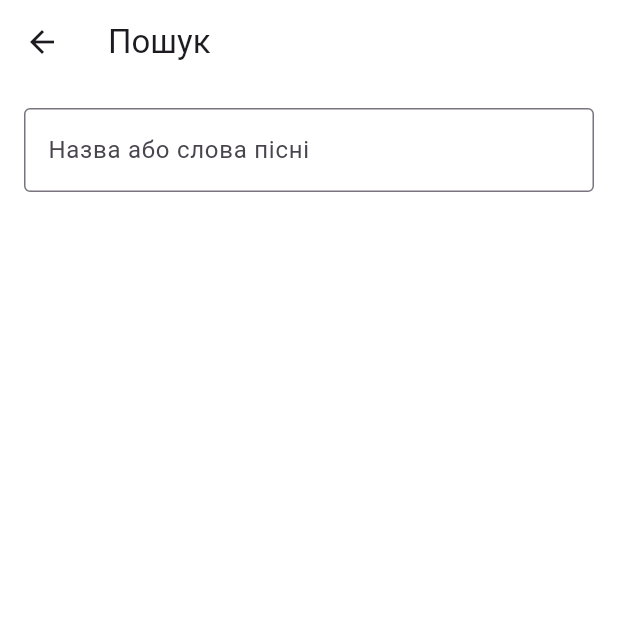
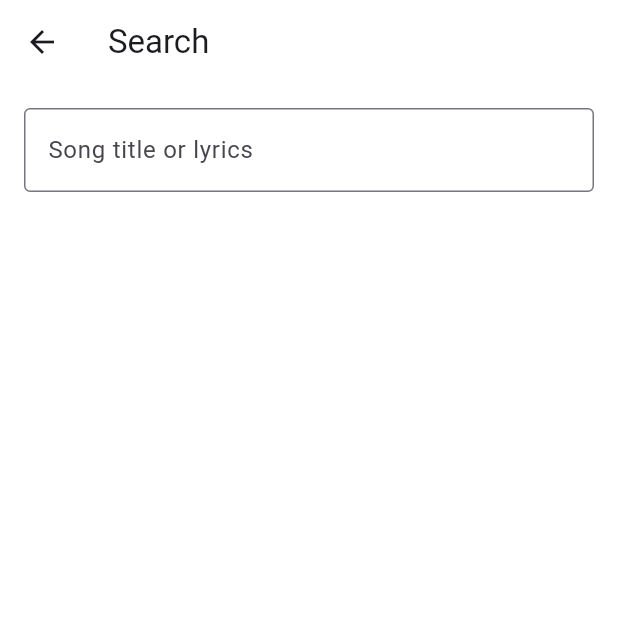
Before and after one commit to gvan/PisniFlutter, a Flutter app: the SearchScreen screen opened directly, on a phone screen of 412 x 824 dp, the top half of it. Run offline on Flutter 3.47's test engine with Material 3 defaults, Android fonts, the phone set to English and light mode, and no system bars; our stand-ins replace flutter_svg, freezed_annotation, shared_preferences, vector_graphics; accounts and stored records are empty.

Commit message:
add localization

````diff
--- /dev/null
+++ b/l10n.yaml
@@ -0,0 +1,6 @@
+arb-dir: lib/l10n
+output-dir: lib/l10n
+synthetic-package: false
+nullable-getter: false
+template-arb-file: app_uk.arb
+output-localization-file: app_localizations.dart
--- /dev/null
+++ b/lib/l10n/app_en.arb
@@ -0,0 +1,8 @@
+{
+    "home": "Home",
+    "authors": "Authors",
+    "search": "Search",
+    "favorite": "Favorite",
+    "songs": "Songs",
+    "songTitleOrLyrics": "Song title or lyrics"
+}
--- /dev/null
+++ b/lib/l10n/app_localizations.dart
@@ -0,0 +1,165 @@
+import 'dart:async';
+
+import 'package:flutter/foundation.dart';
+import 'package:flutter/widgets.dart';
+import 'package:flutter_localizations/flutter_localizations.dart';
+import 'package:intl/intl.dart' as intl;
+
+import 'app_localizations_en.dart';
+import 'app_localizations_uk.dart';
+
+// ignore_for_file: type=lint
+
+/// Callers can lookup localized strings with an instance of AppLocalizations
+/// returned by `AppLocalizations.of(context)`.
+///
+/// Applications need to include `AppLocalizations.delegate()` in their app's
+/// `localizationDelegates` list, and the locales they support in the app's
+/// `supportedLocales` list. For example:
+///
+/// ```dart
+/// import 'l10n/app_localizations.dart';
+///
+/// return MaterialApp(
+///   localizationsDelegates: AppLocalizations.localizationsDelegates,
+///   supportedLocales: AppLocalizations.supportedLocales,
+///   home: MyApplicationHome(),
+/// );
+/// ```
+///
+/// ## Update pubspec.yaml
+///
+/// Please make sure to update your pubspec.yaml to include the following
+/// packages:
+///
+/// ```yaml
+/// dependencies:
+///   # Internationalization support.
+///   flutter_localizations:
+///     sdk: flutter
+///   intl: any # Use the pinned version from flutter_localizations
+///
+///   # Rest of dependencies
+/// ```
+///
+/// ## iOS Applications
+///
+/// iOS applications define key application metadata, including supported
+/// locales, in an Info.plist file that is built into the application bundle.
+/// To configure the locales supported by your app, you’ll need to edit this
+/// file.
+///
+/// First, open your project’s ios/Runner.xcworkspace Xcode workspace file.
+/// Then, in the Project Navigator, open the Info.plist file under the Runner
+/// project’s Runner folder.
+///
+/// Next, select the Information Property List item, select Add Item from the
+/// Editor menu, then select Localizations from the pop-up menu.
+///
+/// Select and expand the newly-created Localizations item then, for each
+/// locale your application supports, add a new item and select the locale
+/// you wish to add from the pop-up menu in the Value field. This list should
+/// be consistent with the languages listed in the AppLocalizations.supportedLocales
+/// property.
+abstract class AppLocalizations {
+  AppLocalizations(String locale) : localeName = intl.Intl.canonicalizedLocale(locale.toString());
+
+  final String localeName;
+
+  static AppLocalizations of(BuildContext context) {
+    return Localizations.of<AppLocalizations>(context, AppLocalizations)!;
+  }
+
+  static const LocalizationsDelegate<AppLocalizations> delegate = _AppLocalizationsDelegate();
+
+  /// A list of this localizations delegate along with the default localizations
+  /// delegates.
+  ///
+  /// Returns a list of localizations delegates containing this delegate along with
+  /// GlobalMaterialLocalizations.delegate, GlobalCupertinoLocalizations.delegate,
+  /// and GlobalWidgetsLocalizations.delegate.
+  ///
+  /// Additional delegates can be added by appending to this list in
+  /// MaterialApp. This list does not have to be used at all if a custom list
+  /// of delegates is preferred or required.
+  static const List<LocalizationsDelegate<dynamic>> localizationsDelegates = <LocalizationsDelegate<dynamic>>[
+    delegate,
+    GlobalMaterialLocalizations.delegate,
+    GlobalCupertinoLocalizations.delegate,
+    GlobalWidgetsLocalizations.delegate,
+  ];
+
+  /// A list of this localizations delegate's supported locales.
+  static const List<Locale> supportedLocales = <Locale>[
+    Locale('en'),
+    Locale('uk')
+  ];
+
+  /// No description provided for @home.
+  ///
+  /// In uk, this message translates to:
+  /// **'Дім'**
+  String get home;
+
+  /// No description provided for @authors.
+  ///
+  /// In uk, this message translates to:
+  /// **'Авторські'**
+  String get authors;
+
+  /// No description provided for @search.
+  ///
+  /// In uk, this message translates to:
+  /// **'Пошук'**
+  String get search;
+
+  /// No description provided for @favorite.
+  ///
+  /// In uk, this message translates to:
+  /// **'Улюблені'**
+  String get favorite;
+
+  /// No description provided for @songs.
+  ///
+  /// In uk, this message translates to:
+  /// **'Пісні'**
+  String get songs;
+
+  /// No description provided for @songTitleOrLyrics.
+  ///
+  /// In uk, this message translates to:
+  /// **'Назва або слова пісні'**
+  String get songTitleOrLyrics;
+}
+
+class _AppLocalizationsDelegate extends LocalizationsDelegate<AppLocalizations> {
+  const _AppLocalizationsDelegate();
+
+  @override
+  Future<AppLocalizations> load(Locale locale) {
+    return SynchronousFuture<AppLocalizations>(lookupAppLocalizations(locale));
+  }
+
+  @override
+  bool isSupported(Locale locale) => <String>['en', 'uk'].contains(locale.languageCode);
+
+  @override
+  bool shouldReload(_AppLocalizationsDelegate old) => false;
+}
+
+AppLocalizations lookupAppLocalizations(Locale locale) {
+
+
+  // Lookup logic when only language code is specified.
+  switch (locale.languageCode) {
+    case 'en': return AppLocalizationsEn();
+    case 'uk': return AppLocalizationsUk();
+  }
+
+  throw FlutterError(
+    'AppLocalizations.delegate failed to load unsupported locale "$locale". This is likely '
+    'an issue with the localizations generation tool. Please file an issue '
+    'on GitHub with a reproducible sample app and the gen-l10n configuration '
+    'that was used.'
+  );
+}
--- a/lib/ui/authors/authors_screen.dart
+++ b/lib/ui/authors/authors_screen.dart
@@ -1,4 +1,5 @@
 import 'package:flutter/material.dart';
+import 'package:pisni/l10n/app_localizations.dart';
 import 'package:pisni/ui/authors/authors_view_model.dart';
 import 'package:pisni/ui/common/categories_list.dart';
 
@@ -12,7 +13,7 @@ class AuthorsScreen extends StatelessWidget {
     return Scaffold(
       appBar: AppBar(
         backgroundColor: Colors.white,
-        title: Text('Пісні'),
+        title: Text(AppLocalizations.of(context).authors),
       ),
       backgroundColor: Colors.white,
       body: SafeArea(
--- a/lib/ui/core/main_app.dart
+++ b/lib/ui/core/main_app.dart
@@ -5,6 +5,7 @@ import 'package:pisni/data/service/favorite/favorite_service.dart';
 import 'package:pisni/data/service/favorite/i_favorite_service.dart';
 import 'package:pisni/data/service/songs/i_songs_service.dart';
 import 'package:pisni/data/service/songs/songs_service.dart';
+import 'package:pisni/l10n/app_localizations.dart';
 import 'package:pisni/ui/favorite/favorite_view_model.dart';
 import 'package:pisni/ui/navigation/bottom_navigation.dart';
 import 'package:provider/provider.dart';
@@ -27,6 +28,8 @@ class MainApp extends StatelessWidget {
                   FavoriteViewModel(songsRepository: context.read()))
         ],
         child: MaterialApp(
+          localizationsDelegates: AppLocalizations.localizationsDelegates,
+          supportedLocales: AppLocalizations.supportedLocales,
           theme: ThemeData(useMaterial3: true),
           home: BottomNavigation(),
         ));
--- /dev/null
+++ b/lib/ui/extensions/localization.dart
@@ -0,0 +1,6 @@
+import 'package:flutter/material.dart';
+import 'package:pisni/l10n/app_localizations.dart';
+
+extension LocalizedBuildContext on BuildContext {
+  AppLocalizations get loc => AppLocalizations.of(this);
+}
--- a/lib/ui/favorite/favorite_screen.dart
+++ b/lib/ui/favorite/favorite_screen.dart
@@ -1,5 +1,6 @@
 import 'package:flutter/material.dart';
 import 'package:pisni/ui/common/songs_list.dart';
+import 'package:pisni/ui/extensions/localization.dart';
 import 'package:pisni/ui/favorite/favorite_view_model.dart';
 import 'package:provider/provider.dart';
 
@@ -23,7 +24,7 @@ class FavoriteScreenState extends State<FavoriteScreen> {
     return Scaffold(
       appBar: AppBar(
         backgroundColor: Colors.white,
-        title: Text('Улюблені'),
+        title: Text(context.loc.favorite),
       ),
       backgroundColor: Colors.white,
       body: SongsList(songs: songs),
--- a/lib/ui/home/home_screen.dart
+++ b/lib/ui/home/home_screen.dart
@@ -1,5 +1,6 @@
 import 'package:flutter/material.dart';
 import 'package:pisni/ui/common/categories_list.dart';
+import 'package:pisni/ui/extensions/localization.dart';
 import 'package:pisni/ui/home/home_view_model.dart';
 
 class HomeWidget extends StatelessWidget {
@@ -12,7 +13,7 @@ class HomeWidget extends StatelessWidget {
     return Scaffold(
       appBar: AppBar(
         backgroundColor: Colors.white,
-        title: Text('Пісні'),
+        title: Text(context.loc.songs),
       ),
       backgroundColor: Colors.white,
       body: SafeArea(
--- a/lib/ui/search/search_screen.dart
+++ b/lib/ui/search/search_screen.dart
@@ -1,5 +1,6 @@
 import 'package:flutter/material.dart';
 import 'package:pisni/ui/common/songs_list.dart';
+import 'package:pisni/ui/extensions/localization.dart';
 import 'package:pisni/ui/search/search_view_model.dart';
 import 'package:provider/provider.dart';
 
@@ -19,7 +20,7 @@ class _SearchScreenState extends State<SearchScreen> {
     });
     return Scaffold(
       appBar: AppBar(
-        title: Text('Пошук'),
+        title: Text(context.loc.search),
         backgroundColor: Colors.white,
       ),
       backgroundColor: Colors.white,
@@ -31,7 +32,7 @@ class _SearchScreenState extends State<SearchScreen> {
             TextField(
               decoration: InputDecoration(
                   border: OutlineInputBorder(),
-                  hintText: 'Назва або слова пісні'),
+                  hintText: context.loc.songTitleOrLyrics),
               onChanged: (text) {
                 viewModel.search(text);
               },
--- a/pubspec.yaml
+++ b/pubspec.yaml
@@ -9,8 +9,11 @@ environment:
 dependencies:
   flutter:
     sdk: flutter
+  flutter_localizations:
+    sdk: flutter
   flutter_svg: ^2.1.0
   freezed_annotation: ^3.0.0
+  intl: any
   json_annotation: 4.9.0
   provider: ^6.1.2
   shared_preferences: ^2.5.3
@@ -25,6 +28,7 @@ dev_dependencies:
   freezed: ^3.0.3
 
 flutter:
+  generate: true
   uses-material-design: true
   assets:
     - assets/
````
Also changed, not shown: lib/l10n/app_localizations_en.dart (added, +28 -0 lines), lib/l10n/app_localizations_uk.dart (added, +28 -0 lines), lib/l10n/app_uk.arb (added, +8 -0 lines), lib/ui/navigation/bottom_navigation.dart (+14 -9 lines), pubspec.lock, 1 other file.
